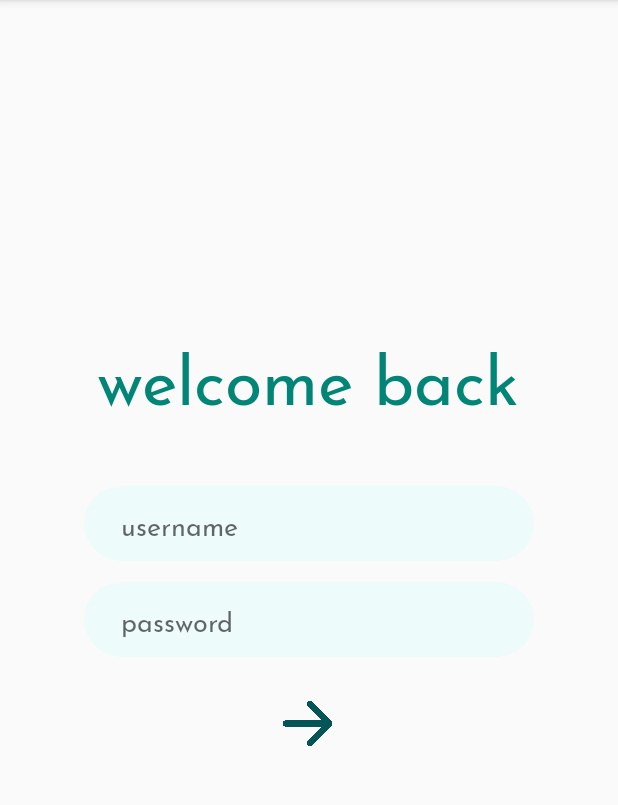
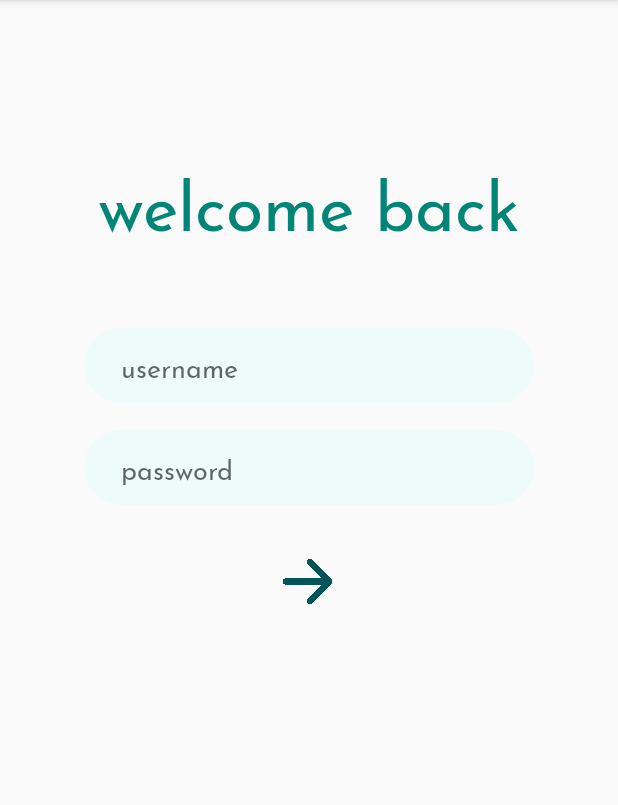
Before and after one commit to AdiThakur/phase, an Android app: the logIn screen opened directly, with no data from a screen before it, on a phone screen of 412 x 824 dp, the part 84-889 px from its top. Run offline under Robolectric (Android 15) with nearby library versions, the phone set to English and light mode, and no system bars.

Commit message:
Shifted log-in and sign-up screens so buttons are no longer hidden by keyboard. Fixed Connect so it recognizes diagonals as wins.

```diff
--- a/phase1/Game/app/src/main/java/com/example/game/Connect.java
+++ b/phase1/Game/app/src/main/java/com/example/game/Connect.java
@@ -128,11 +128,12 @@
         }
 
         boolean backwardDiagonalAllSame = true;
-        for (int row = this.row - 1, col = this.col - 1; (row >= 0 && col >= 0); row--, col--) {
+        for (int row = 0, col = this.col - 1; (row < this.row && col > -1); row++, col--) {
             if (gameBoard[row][col] != player) {
                 backwardDiagonalAllSame = false;
             }
         }
+        Log.i("Connect/backward", backwardDiagonalAllSame + "'");
         return forwardDiagonalAllSame || backwardDiagonalAllSame;
     }
 
--- a/phase1/Game/app/src/main/res/layout/activity_log_in.xml
+++ b/phase1/Game/app/src/main/res/layout/activity_log_in.xml
@@ -10,17 +10,16 @@
         android:id="@+id/greetingText"
         android:layout_width="wrap_content"
         android:layout_height="wrap_content"
-        android:layout_marginStart="168dp"
-        android:layout_marginTop="216dp"
-        android:layout_marginEnd="185dp"
+        android:layout_marginTop="100dp"
+        android:fontFamily="@font/josefinsans"
         android:text="@string/greeting_login"
+        android:textColor="@color/colorPrimary"
         android:textSize="45sp"
-        android:textColor="@color/colorPrimary"
-        android:fontFamily="@font/josefinsans"
+        app:layout_constraintBottom_toBottomOf="parent"
         app:layout_constraintEnd_toEndOf="parent"
-        app:layout_constraintHorizontal_bias="0.465"
         app:layout_constraintStart_toStartOf="parent"
-        app:layout_constraintTop_toTopOf="parent" />
+        app:layout_constraintTop_toTopOf="parent"
+        app:layout_constraintVertical_bias="0.0" />
 
     <EditText
         android:id="@+id/userNameEditText"
--- a/phase1/Game/app/src/main/res/layout/activity_sign_up.xml
+++ b/phase1/Game/app/src/main/res/layout/activity_sign_up.xml
@@ -63,13 +63,14 @@
         android:id="@+id/textView"
         android:layout_width="wrap_content"
         android:layout_height="wrap_content"
+        android:layout_marginTop="90dp"
+        android:fontFamily="@font/josefinsans"
         android:text="@string/greeting_signup"
         android:textColor="@color/colorPrimary"
-        android:fontFamily="@font/josefinsans"
         android:textSize="45sp"
         app:layout_constraintBottom_toBottomOf="parent"
         app:layout_constraintEnd_toEndOf="parent"
         app:layout_constraintStart_toStartOf="parent"
         app:layout_constraintTop_toTopOf="parent"
-        app:layout_constraintVertical_bias="0.261" />
+        app:layout_constraintVertical_bias="0.0" />
 </androidx.constraintlayout.widget.ConstraintLayout>
```
